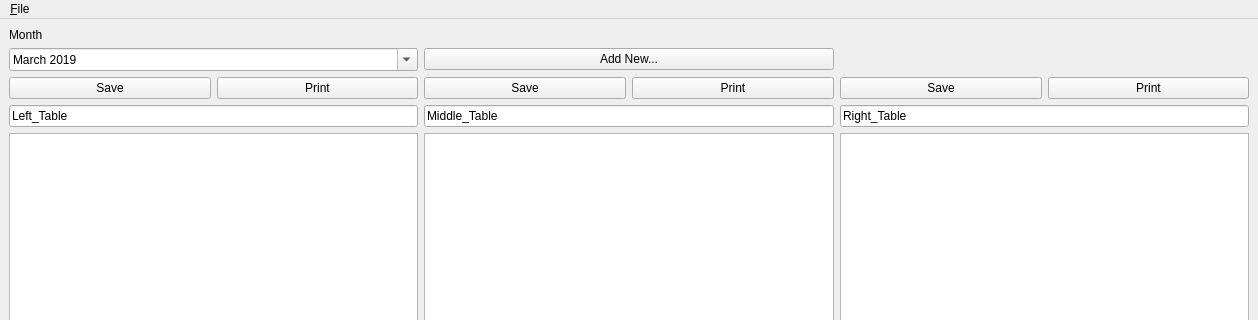
First picture: the form in finance.ui, repository steve6390/finance3, before the edit; both pictures show x 0 to 1258 and y 0 to 320 of the 1258 by 929 pixel window.
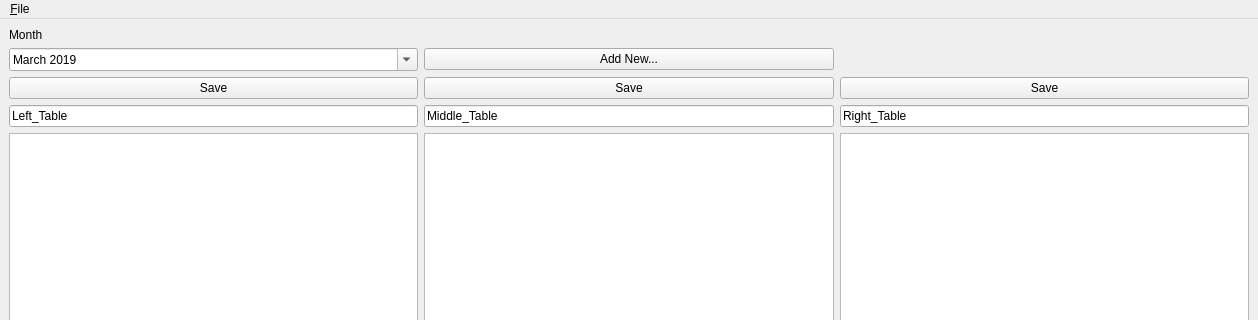
Second picture: the form after the edit. Custom widgets are drawn as their Qt base class.

The edit to the form file:
```diff
--- a/finance.ui
+++ b/finance.ui
@@ -53,13 +53,6 @@
           </property>
          </widget>
         </item>
-        <item>
-         <widget class="QPushButton" name="printRightButton">
-          <property name="text">
-           <string>Print</string>
-          </property>
-         </widget>
-        </item>
        </layout>
       </item>
       <item row="1" column="0">
@@ -78,13 +71,6 @@
           </property>
          </widget>
         </item>
-        <item>
-         <widget class="QPushButton" name="printMidButton">
-          <property name="text">
-           <string>Print</string>
-          </property>
-         </widget>
-        </item>
        </layout>
       </item>
       <item row="1" column="2">
@@ -110,13 +96,6 @@
           </property>
          </widget>
         </item>
-        <item>
-         <widget class="QPushButton" name="printLeftButton">
-          <property name="text">
-           <string>Print</string>
-          </property>
-         </widget>
-        </item>
        </layout>
       </item>
       <item row="3" column="2">
```
